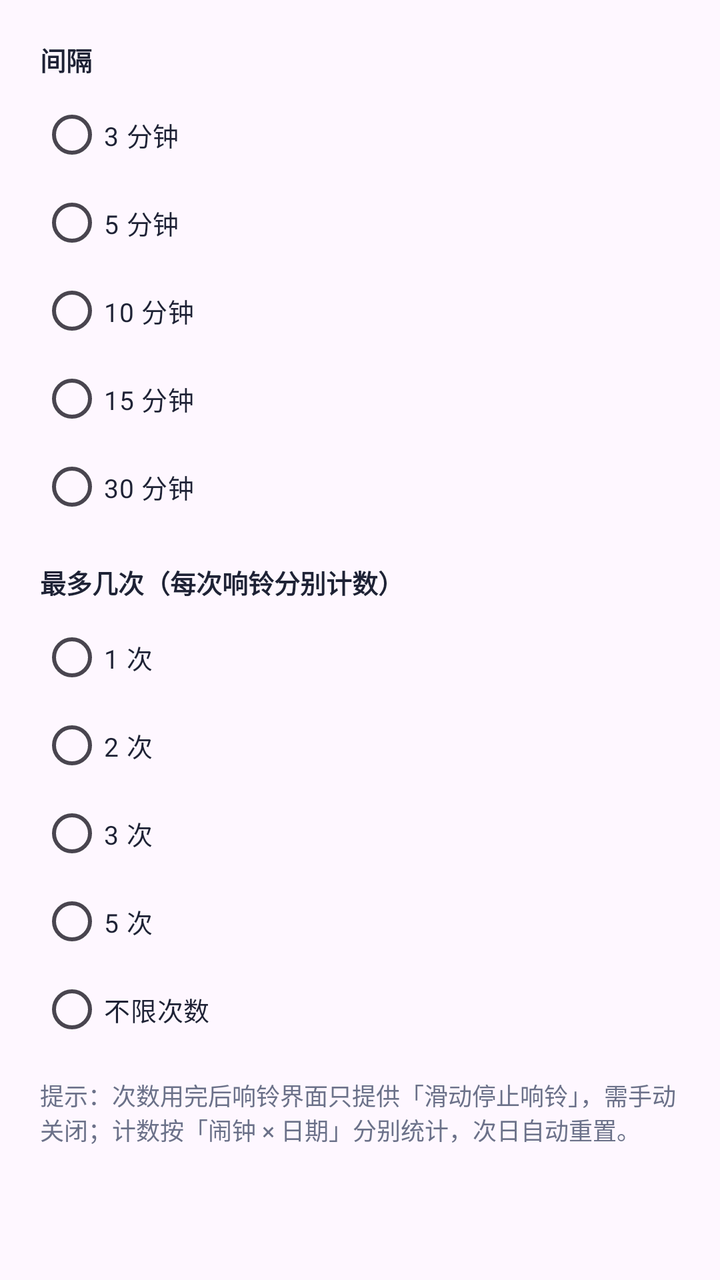
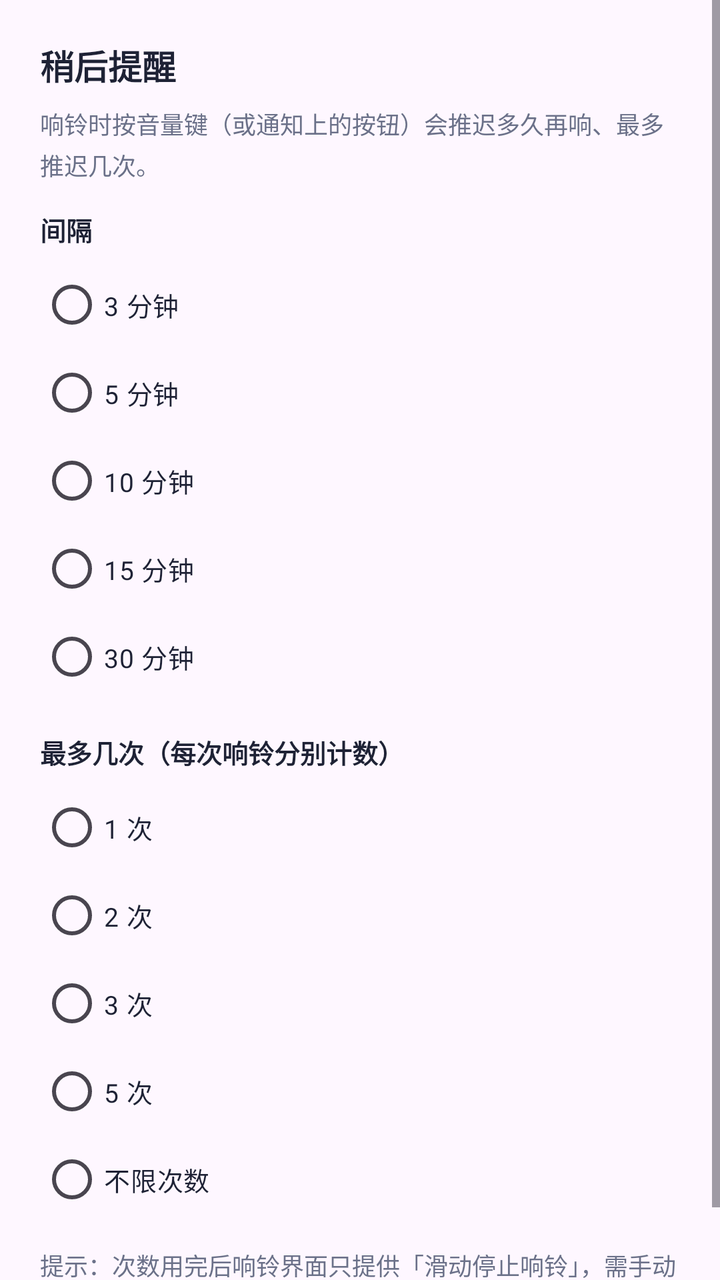

Compare the two renders of this Android layout. The source of the first and the diff that turns it into the second are given below.
<!-- AndroidManifest.xml: application theme Theme.DaxiaoWeekAlarm -->
<!-- res/layout/dialog_snooze.xml -->
<?xml version="1.0" encoding="utf-8"?>
<LinearLayout xmlns:android="http://schemas.android.com/apk/res/android"
    android:layout_width="match_parent"
    android:layout_height="wrap_content"
    android:orientation="vertical"
    android:padding="20dp">

    <TextView
        style="@style/FieldLabel"
        android:layout_width="wrap_content"
        android:layout_height="wrap_content"
        android:text="间隔" />

    <RadioGroup
        android:id="@+id/rg_snooze_minutes"
        android:layout_width="match_parent"
        android:layout_height="wrap_content"
        android:layout_marginTop="6dp"
        android:orientation="vertical">

        <RadioButton
            android:id="@+id/rb_snooze_3"
            style="@style/WeekRadio"
            android:layout_width="match_parent"
            android:layout_height="wrap_content"
            android:minHeight="44dp"
            android:text="3 分钟" />

        <RadioButton
            android:id="@+id/rb_snooze_5"
            style="@style/WeekRadio"
            android:layout_width="match_parent"
            android:layout_height="wrap_content"
            android:minHeight="44dp"
            android:text="5 分钟" />

        <RadioButton
            android:id="@+id/rb_snooze_10"
            style="@style/WeekRadio"
            android:layout_width="match_parent"
            android:layout_height="wrap_content"
            android:minHeight="44dp"
            android:text="10 分钟" />

        <RadioButton
            android:id="@+id/rb_snooze_15"
            style="@style/WeekRadio"
            android:layout_width="match_parent"
            android:layout_height="wrap_content"
            android:minHeight="44dp"
            android:text="15 分钟" />

        <RadioButton
            android:id="@+id/rb_snooze_30"
            style="@style/WeekRadio"
            android:layout_width="match_parent"
            android:layout_height="wrap_content"
            android:minHeight="44dp"
            android:text="30 分钟" />
    </RadioGroup>

    <TextView
        style="@style/FieldLabel"
        android:layout_width="wrap_content"
        android:layout_height="wrap_content"
        android:layout_marginTop="16dp"
        android:text="最多几次（每次响铃分别计数）" />

    <RadioGroup
        android:id="@+id/rg_snooze_times"
        android:layout_width="match_parent"
        android:layout_height="wrap_content"
        android:layout_marginTop="6dp"
        android:orientation="vertical">

        <RadioButton
            android:id="@+id/rb_times_1"
            style="@style/WeekRadio"
            android:layout_width="match_parent"
            android:layout_height="wrap_content"
            android:minHeight="44dp"
            android:text="1 次" />

        <RadioButton
            android:id="@+id/rb_times_2"
            style="@style/WeekRadio"
            android:layout_width="match_parent"
            android:layout_height="wrap_content"
            android:minHeight="44dp"
            android:text="2 次" />

        <RadioButton
            android:id="@+id/rb_times_3"
            style="@style/WeekRadio"
            android:layout_width="match_parent"
            android:layout_height="wrap_content"
            android:minHeight="44dp"
            android:text="3 次" />

        <RadioButton
            android:id="@+id/rb_times_5"
            style="@style/WeekRadio"
            android:layout_width="match_parent"
            android:layout_height="wrap_content"
            android:minHeight="44dp"
            android:text="5 次" />

        <RadioButton
            android:id="@+id/rb_times_unlimited"
            style="@style/WeekRadio"
            android:layout_width="match_parent"
            android:layout_height="wrap_content"
            android:minHeight="44dp"
            android:text="不限次数" />
    </RadioGroup>

    <TextView
        android:layout_width="match_parent"
        android:layout_height="wrap_content"
        android:layout_marginTop="12dp"
        android:text="提示：次数用完后响铃界面只提供「滑动停止响铃」，需手动关闭；计数按「闹钟 × 日期」分别统计，次日自动重置。"
        android:textColor="@color/sub"
        android:textSize="12sp" />
</LinearLayout>
<!-- resources referenced by this layout -->
<resources>
  <color name="sub">#6B7189</color>
  <style name="FieldLabel">
          <item name="android:textColor">@color/ink</item>
          <item name="android:textSize">13sp</item>
          <item name="android:textStyle">bold</item>
      </style>
  <style name="WeekRadio">
          <item name="android:textSize">13sp</item>
          <item name="android:textColor">@color/ink</item>
          <item name="android:buttonTint">@color/indigo</item>
      </style>
  <style name="Theme.DaxiaoWeekAlarm" parent="Theme.Material3.DayNight.NoActionBar">
          <item name="colorPrimary">@color/indigo</item>
          <item name="colorPrimaryVariant">@color/indigo_dark</item>
          <item name="colorOnPrimary">@color/white</item>
          <item name="android:statusBarColor">@color/bg</item>
          <item name="android:windowLightStatusBar">true</item>
      </style>
  <color name="ink">#1E2235</color>
  <color name="indigo">#4F46E5</color>
  <color name="indigo_dark">#4338CA</color>
  <color name="white">#FFFFFFFF</color>
  <color name="bg">#F4F5FB</color>
</resources>

<!-- the commit's change to res/layout/dialog_snooze.xml (unified diff, before → after) -->
@@ -1,14 +1,36 @@
 <?xml version="1.0" encoding="utf-8"?>
-<LinearLayout xmlns:android="http://schemas.android.com/apk/res/android"
+<ScrollView xmlns:android="http://schemas.android.com/apk/res/android"
     android:layout_width="match_parent"
-    android:layout_height="wrap_content"
-    android:orientation="vertical"
-    android:padding="20dp">
+    android:layout_height="wrap_content">
+
+    <LinearLayout
+        android:layout_width="match_parent"
+        android:layout_height="wrap_content"
+        android:orientation="vertical"
+        android:padding="20dp">
+
+        <TextView
+            android:layout_width="wrap_content"
+            android:layout_height="wrap_content"
+            android:text="@string/dialog_snooze_title"
+        android:textColor="@color/ink"
+        android:textSize="17sp"
+        android:textStyle="bold" />
+
+    <TextView
+        android:layout_width="match_parent"
+        android:layout_height="wrap_content"
+        android:layout_marginTop="8dp"
+        android:lineSpacingMultiplier="1.2"
+        android:text="@string/dialog_snooze_message"
+        android:textColor="@color/sub"
+        android:textSize="12sp" />
 
     <TextView
         style="@style/FieldLabel"
         android:layout_width="wrap_content"
         android:layout_height="wrap_content"
+        android:layout_marginTop="14dp"
         android:text="间隔" />
 
     <RadioGroup
@@ -121,4 +143,5 @@
         android:text="提示：次数用完后响铃界面只提供「滑动停止响铃」，需手动关闭；计数按「闹钟 × 日期」分别统计，次日自动重置。"
         android:textColor="@color/sub"
         android:textSize="12sp" />
-</LinearLayout>
+    </LinearLayout>
+</ScrollView>
<!-- resource entries referenced after the edit -->
@@ -1,6 +1,8 @@
 <!-- resources referenced by this layout -->
 <resources>
   <color name="sub">#6B7189</color>
+  <string name="dialog_snooze_message">响铃时按音量键（或通知上的按钮）会推迟多久再响、最多推迟几次。</string>
+  <string name="dialog_snooze_title">稍后提醒</string>
   <style name="FieldLabel">
           <item name="android:textColor">@color/ink</item>
           <item name="android:textSize">13sp</item>
